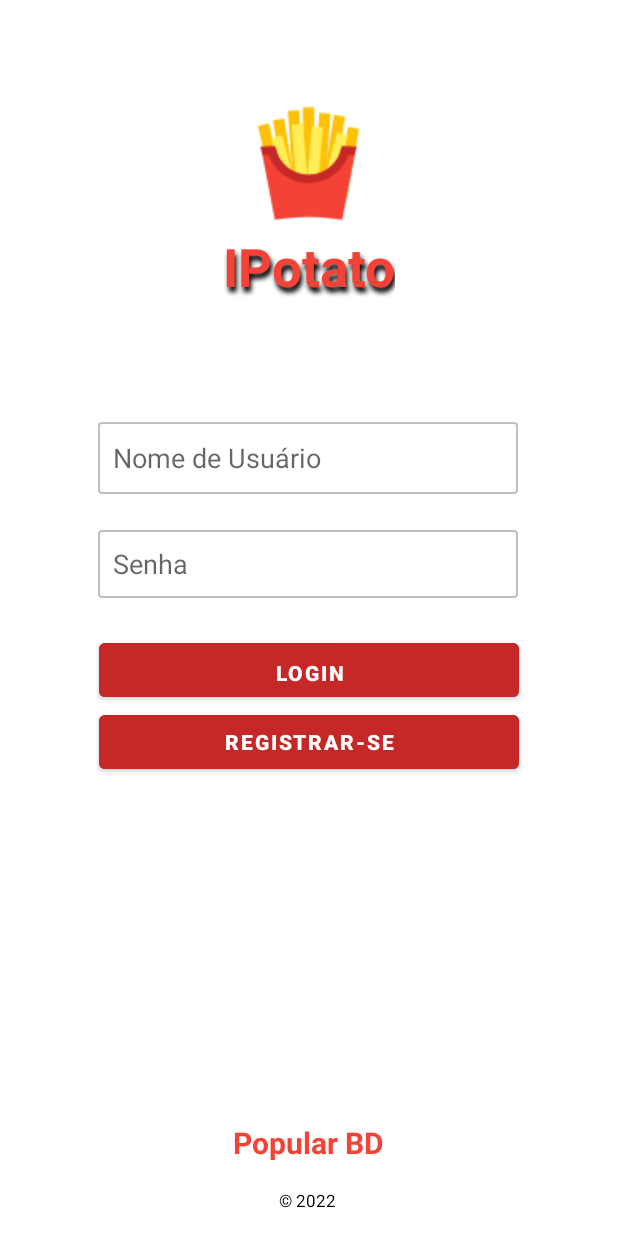
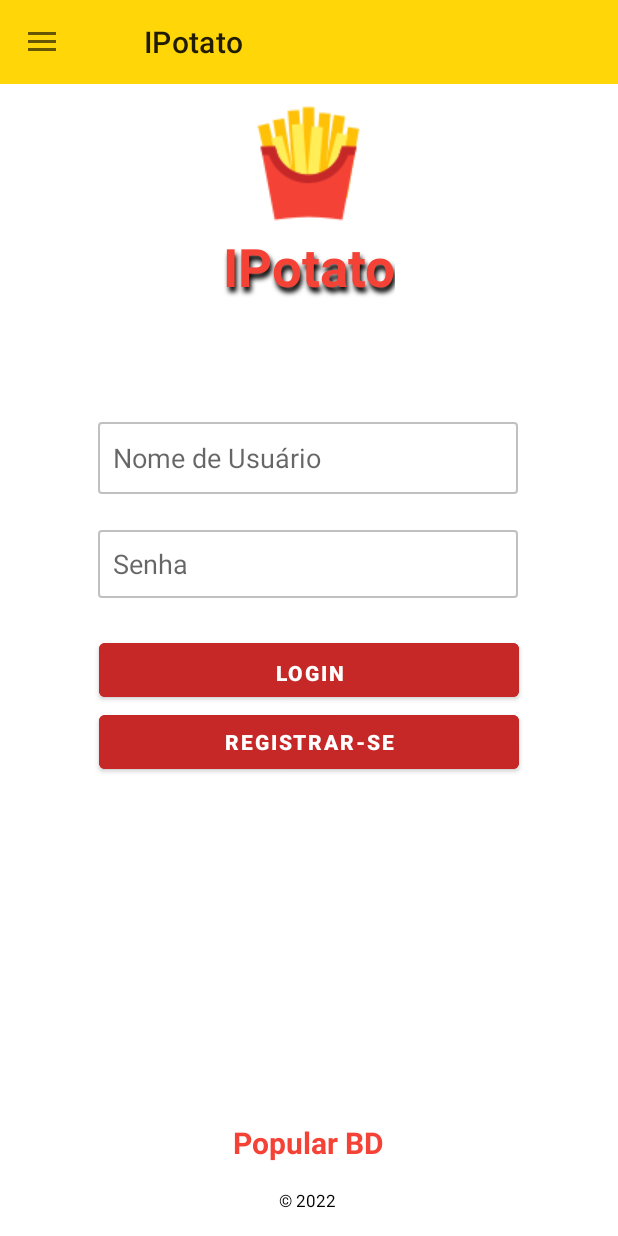
Before and after one commit to bitwoman/IPotato, an Android app: the screen it shows after launch (MainActivity), on a phone screen of 412 x 824 dp. Run offline under Robolectric (Android 15) with nearby library versions, the phone set to English and light mode, and no system bars.

Commit message:
testes no NavDrawer
Aplicadas alterações e correções, tentando descobrir porque o evento de clique não funciona, sem sucesso

```diff
--- a/app/src/main/java/com/example/ipotato/MainActivity.java
+++ b/app/src/main/java/com/example/ipotato/MainActivity.java
@@ -1,30 +1,90 @@
 package com.example.ipotato;
 
+import androidx.annotation.NonNull;
+import androidx.appcompat.app.ActionBarDrawerToggle;
 import androidx.appcompat.app.AppCompatActivity;
+import androidx.appcompat.widget.Toolbar;
+import androidx.core.view.GravityCompat;
+import androidx.drawerlayout.widget.DrawerLayout;
+import androidx.fragment.app.Fragment;
+import androidx.fragment.app.FragmentTransaction;
 
+import android.content.Intent;
 import android.os.Bundle;
+import android.util.Log;
+import android.view.Menu;
+import android.view.MenuItem;
+import android.widget.Toast;
 
 import com.example.ipotato.dao.PedidoDAO;
 import com.example.ipotato.dao.ProdutoDAO;
 import com.example.ipotato.dao.UsuarioDAO;
+import com.google.android.material.navigation.NavigationView;
 
-public class MainActivity extends AppCompatActivity {
+public class MainActivity extends AppCompatActivity implements NavigationView.OnNavigationItemSelectedListener {
+
+    Toolbar toolbar;
+    DrawerLayout drawerLayout;
+    NavigationView navigationView;
+    ActionBarDrawerToggle drawerToggle;
 
     @Override
     protected void onCreate(Bundle savedInstanceState) {
         super.onCreate(savedInstanceState);
         setContentView(R.layout.activity_main);
 
-        ProdutoDAO pDAO = new ProdutoDAO(this);
-        pDAO.popularBD();
+        toolbar = findViewById(R.id.toolbar);
+        setSupportActionBar(toolbar);
 
-        PedidoDAO peDAO = new PedidoDAO(this);
-        peDAO.popularBD();
+        drawerLayout = findViewById(R.id.drawerLayout);
+        drawerToggle = new ActionBarDrawerToggle(this, drawerLayout, toolbar, R.string.open, R.string.close);
+        drawerLayout.addDrawerListener(drawerToggle);
+        drawerToggle.syncState();
 
-        UsuarioDAO uDao = new UsuarioDAO(this);
-        uDao.popularTabela();
+        navigationView = findViewById(R.id.navi_view);
+        navigationView.setNavigationItemSelectedListener(this);
+
+//        ProdutoDAO pDAO = new ProdutoDAO(this);
+//        pDAO.popularBD();
+//
+//        PedidoDAO peDAO = new PedidoDAO(this);
+//        peDAO.popularBD();
+//
+//        UsuarioDAO uDao = new UsuarioDAO(this);
+//        uDao.popularTabela();
 
     }
 
+    @Override
+    public boolean onNavigationItemSelected(@NonNull MenuItem item) {
 
+//        int id = item.getItemId();
+        switch (item.getItemId()) {
+            case R.id.idButtonNovoPedido:
+                Log.i("sucesso", "Entrei no click");
+                Toast.makeText(getApplicationContext(), "Farei um novo pedido", Toast.LENGTH_SHORT).show();
+                break;
+        }
+        drawerLayout.closeDrawer(GravityCompat.START);
+        return true;
+
+    }
+
+    @Override
+    public void onBackPressed() {
+        if (drawerLayout.isDrawerOpen(GravityCompat.START)) {
+            drawerLayout.closeDrawer(GravityCompat.START);
+        }
+        else {
+            super.onBackPressed();
+        }
+    }
+
+    private void showFragments(Fragment fragment) {
+
+        FragmentTransaction frag = getSupportFragmentManager().beginTransaction();
+        frag.replace(R.id.fragmentContainerView, fragment);
+        frag.commit();
+
+    }
 }
--- a/app/src/main/res/layout/activity_main.xml
+++ b/app/src/main/res/layout/activity_main.xml
@@ -1,10 +1,26 @@
 <?xml version="1.0" encoding="utf-8"?>
-<androidx.constraintlayout.widget.ConstraintLayout xmlns:android="http://schemas.android.com/apk/res/android"
+<androidx.drawerlayout.widget.DrawerLayout xmlns:android="http://schemas.android.com/apk/res/android"
     xmlns:app="http://schemas.android.com/apk/res-auto"
     xmlns:tools="http://schemas.android.com/tools"
     android:layout_width="match_parent"
     android:layout_height="match_parent"
-    tools:context=".MainActivity">
+    tools:context=".MainActivity"
+    tools:openDrawer="left"
+    android:id="@+id/drawerLayout">
+
+    <include
+        layout="@layout/toolbar"/>
+
+    <com.google.android.material.navigation.NavigationView
+        android:layout_width="290dp"
+        android:layout_height="match_parent"
+        android:id="@+id/navi_view"
+        android:background="@color/amarelo_barra_notificacoes_primario"
+        app:menu="@menu/nav_drawer_menu"
+        app:headerLayout="@layout/nav_drawer_header"
+        android:layout_gravity="start"
+        />
+
 
     <!-- Container base para 'hospedar' os fragmentos de cada página -->
     <androidx.fragment.app.FragmentContainerView
@@ -19,4 +35,4 @@
         app:layout_constraintTop_toTopOf="parent"
         app:navGraph="@navigation/nav_principal" />
 
-</androidx.constraintlayout.widget.ConstraintLayout>
+</androidx.drawerlayout.widget.DrawerLayout>
--- a/app/src/main/res/layout/toolbar.xml
+++ b/app/src/main/res/layout/toolbar.xml
@@ -8,7 +8,7 @@
         android:layout_width="match_parent"
         android:layout_height="?actionBarSize"
         android:id="@+id/toolbar"
-        android:background="@color/amarelo_barra_notificacoes_primario"
+        android:background="@color/amarelo_txtview_nome_navdrawer"
         app:title="@string/app_name"
         app:titleMarginStart="40dp"/>
 
--- a/app/src/main/res/menu/action_bar.xml
+++ b/app/src/main/res/menu/action_bar.xml
@@ -6,6 +6,6 @@
     <item
         android:id="@+id/idButtonCarrinho"
         android:icon="@drawable/ic_carrinho_compras"
-        app:showAsAction="ifRoom|withText"
-        android:title=" " />
+        app:showAsAction="always"
+        android:title="Teste" />
 </menu>
--- a/app/src/main/res/menu/nav_drawer_menu.xml
+++ b/app/src/main/res/menu/nav_drawer_menu.xml
@@ -2,11 +2,14 @@
 <menu xmlns:android="http://schemas.android.com/apk/res/android"
     xmlns:app="http://schemas.android.com/apk/res-auto">
 
+    <item
+        android:id="@+id/idButtonNovoPedido"
+        android:title="teste"/>
     <item android:title="Pedidos">
         <menu>
             <group android:checkableBehavior="single">
                 <item
-                    android:id="@+id/idButtonNovoPedido"
+                    android:id="@+id/teste"
                     android:title="@string/title_button_novo_pedido"
                     />
                 <item
--- a/app/src/main/res/values/colors.xml
+++ b/app/src/main/res/values/colors.xml
@@ -64,7 +64,7 @@
 
 
     <!-- PÁGINA DO NAVDRAWER -->
-    <color name="amarelo_txtview_nome_navdrawer">#ffc107</color>
+    <color name="amarelo_txtview_nome_navdrawer">#FFD607</color>
 
 
     <color name="vermelho_crimson_principal">#f44336</color>
```
Also changed, not shown: app/src/main/java/com/example/ipotato/IniciarPedido.java (+8 -8 lines).
